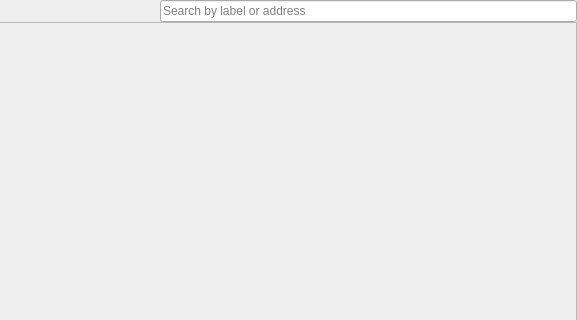
Old version of the form src/qt/forms/favoritespage.ui in the repository gridcoin-community/Gridcoin-Research; both pictures show x 322 to 899 and y 0 to 320 of the 899 by 456 pixel window.
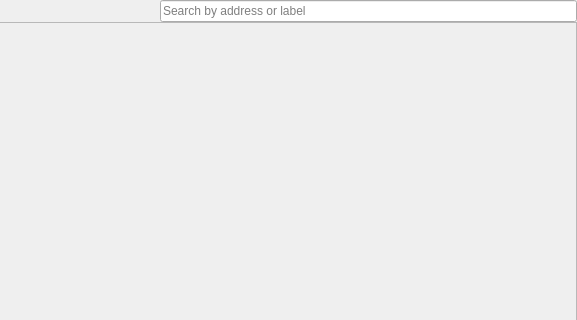
New version of the form.

```diff
--- a/src/qt/forms/favoritespage.ui
+++ b/src/qt/forms/favoritespage.ui
@@ -97,7 +97,7 @@
       <item>
        <widget class="QLineEdit" name="filterLineEdit">
         <property name="placeholderText">
-         <string>Search by label or address</string>
+         <string>Search by address or label</string>
         </property>
         <property name="clearButtonEnabled">
          <bool>true</bool>
```
